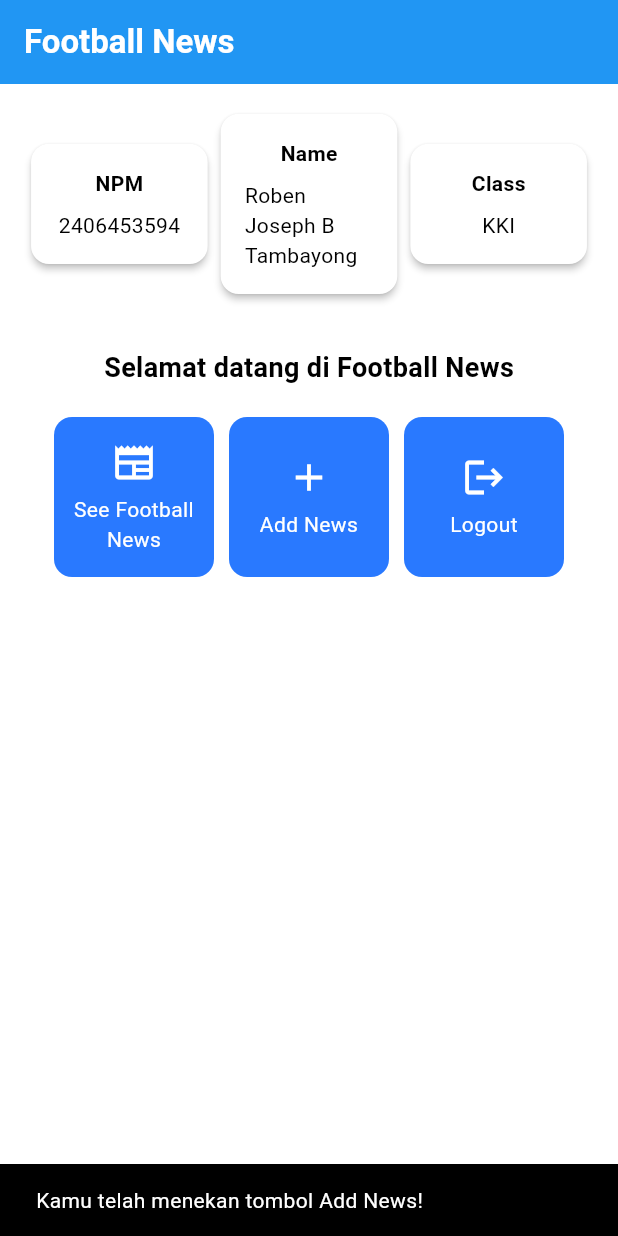
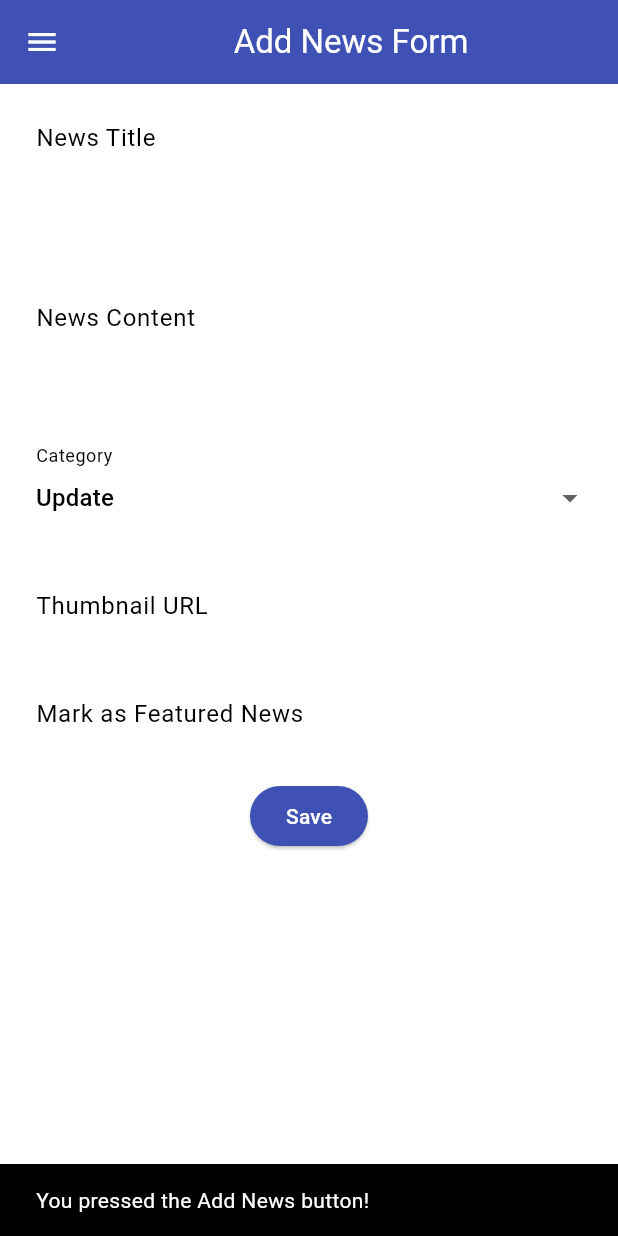
Before and after one commit to robentambayong/football_news, a Flutter app: the screen it shows after launch, after a tap on "Add News", on a phone screen of 412 x 824 dp. Run offline on Flutter 3.47's test engine with Material 3 defaults, Android fonts, the phone set to English and light mode, and no system bars.

Commit message:
Finished Tutorial 7

```diff
--- a/lib/main.dart
+++ b/lib/main.dart
@@ -1,5 +1,5 @@
 import 'package:flutter/material.dart';
-import 'package:football_news/menu.dart';
+import 'package:football_news/screens/menu.dart';
 
 void main() {
   runApp(const MyApp());
--- a/lib/menu.dart
+++ b/lib/screens/menu.dart
@@ -1,15 +1,14 @@
 import 'package:flutter/material.dart';
+import 'package:football_news/widgets/left_drawer.dart';
+import 'package:football_news/widgets/news_card.dart';
 
-/// Home page of the Football News app
 class MyHomePage extends StatelessWidget {
   MyHomePage({super.key});
 
-  // User Information
-  final String nama = "Roben Joseph B Tambayong"; // Name
-  final String npm = "2406453594";  // NPM
-  final String kelas = "KKI";       // Class
+  final String nama = "Roben Joseph B Tambayong";
+  final String npm = "2406453594";
+  final String kelas = "KKI";
 
-  // List of menu buttons
   final List<ItemHomepage> items = [
     ItemHomepage("See Football News", Icons.newspaper),
     ItemHomepage("Add News", Icons.add),
@@ -18,7 +17,6 @@ class MyHomePage extends StatelessWidget {
 
   @override
   Widget build(BuildContext context) {
-    // Scaffold provides the structure for the page with AppBar and body
     return Scaffold(
       appBar: AppBar(
         title: const Text(
@@ -30,12 +28,12 @@ class MyHomePage extends StatelessWidget {
         ),
         backgroundColor: Theme.of(context).colorScheme.primary,
       ),
+      drawer: const LeftDrawer(),
       body: Padding(
         padding: const EdgeInsets.all(16.0),
         child: Column(
           crossAxisAlignment: CrossAxisAlignment.center,
           children: [
-            // Row for 3 InfoCards horizontally
             Row(
               mainAxisAlignment: MainAxisAlignment.spaceEvenly,
               children: [
@@ -44,10 +42,8 @@ class MyHomePage extends StatelessWidget {
                 InfoCard(title: 'Class', content: kelas),
               ],
             ),
-
             const SizedBox(height: 16.0),
 
-            // Center section with greeting text and grid of buttons
             Center(
               child: Column(
                 children: [
@@ -61,6 +57,7 @@ class MyHomePage extends StatelessWidget {
                       ),
                     ),
                   ),
+
                   GridView.count(
                     primary: true,
                     padding: const EdgeInsets.all(20),
@@ -82,7 +79,6 @@ class MyHomePage extends StatelessWidget {
   }
 }
 
-/// Card for displaying basic info (NPM, Name, Class)
 class InfoCard extends StatelessWidget {
   final String title;
   final String content;
@@ -110,56 +106,3 @@ class InfoCard extends StatelessWidget {
     );
   }
 }
-
-/// Data model for menu items (button name + icon)
-class ItemHomepage {
-  final String name;
-  final IconData icon;
-
-  ItemHomepage(this.name, this.icon);
-}
-
-/// Card widget that acts as a clickable button
-class ItemCard extends StatelessWidget {
-  final ItemHomepage item;
-
-  const ItemCard(this.item, {super.key});
-
-  @override
-  Widget build(BuildContext context) {
-    return Material(
-      color: Theme.of(context).colorScheme.secondary,
-      borderRadius: BorderRadius.circular(12),
-      child: InkWell(
-        onTap: () {
-          ScaffoldMessenger.of(context)
-            ..hideCurrentSnackBar()
-            ..showSnackBar(
-              SnackBar(content: Text("Kamu telah menekan tombol ${item.name}!")),
-            );
-        },
-        child: Container(
-          padding: const EdgeInsets.all(8),
-          child: Center(
-            child: Column(
-              mainAxisAlignment: MainAxisAlignment.center,
-              children: [
-                Icon(
-                  item.icon,
-                  color: Colors.white,
-                  size: 30.0,
-                ),
-                const Padding(padding: EdgeInsets.all(3)),
-                Text(
-                  item.name,
-                  textAlign: TextAlign.center,
-                  style: const TextStyle(color: Colors.white),
-                ),
-              ],
-            ),
-          ),
-        ),
-      ),
-    );
-  }
-}
--- /dev/null
+++ b/lib/screens/newslist_form.dart
@@ -0,0 +1,213 @@
+import 'package:flutter/material.dart';
+import 'package:football_news/widgets/left_drawer.dart';
+
+class NewsFormPage extends StatefulWidget {
+  const NewsFormPage({super.key});
+
+  @override
+  State<NewsFormPage> createState() => _NewsFormPageState();
+}
+
+class _NewsFormPageState extends State<NewsFormPage> {
+  final _formKey = GlobalKey<FormState>();
+  String _title = "";
+  String _content = "";
+  String _category = "update";
+  String _thumbnail = "";
+  bool _isFeatured = false;
+
+  final List<String> _categories = [
+    'transfer',
+    'update',
+    'exclusive',
+    'match',
+    'rumor',
+    'analysis',
+  ];
+
+  @override
+  Widget build(BuildContext context) {
+    return Scaffold(
+      appBar: AppBar(
+        title: const Center(
+          child: Text(
+            'Add News Form',
+          ),
+        ),
+        backgroundColor: Colors.indigo,
+        foregroundColor: Colors.white,
+      ),
+      drawer: const LeftDrawer(),
+      body: Form(
+        key: _formKey,
+        child: SingleChildScrollView(
+          child: Column(
+            crossAxisAlignment: CrossAxisAlignment.start,
+            children: [
+              // === Title ===
+              Padding(
+                padding: const EdgeInsets.all(8.0),
+                child: TextFormField(
+                  decoration: InputDecoration(
+                    hintText: "News Title",
+                    labelText: "News Title",
+                    border: OutlineInputBorder(
+                      borderRadius: BorderRadius.circular(5.0),
+                    ),
+                  ),
+                  onChanged: (String? value) {
+                    setState(() {
+                      _title = value!;
+                    });
+                  },
+                  validator: (String? value) {
+                    if (value == null || value.isEmpty) {
+                      return "Title cannot be empty!";
+                    }
+                    return null;
+                  },
+                ),
+              ),
+
+              // === Content ===
+              Padding(
+                padding: const EdgeInsets.all(8.0),
+                child: TextFormField(
+                  maxLines: 5,
+                  decoration: InputDecoration(
+                    hintText: "News Content",
+                    labelText: "News Content",
+                    border: OutlineInputBorder(
+                      borderRadius: BorderRadius.circular(5.0),
+                    ),
+                  ),
+                  onChanged: (String? value) {
+                    setState(() {
+                      _content = value!;
+                    });
+                  },
+                  validator: (String? value) {
+                    if (value == null || value.isEmpty) {
+                      return "Content cannot be empty!";
+                    }
+                    return null;
+                  },
+                ),
+              ),
+
+              // === Category ===
+              Padding(
+                padding: const EdgeInsets.all(8.0),
+                child: DropdownButtonFormField<String>(
+                  decoration: InputDecoration(
+                    labelText: "Category",
+                    border: OutlineInputBorder(
+                      borderRadius: BorderRadius.circular(5.0),
+                    ),
+                  ),
+                  initialValue: _category,
+                  items: _categories
+                      .map((cat) => DropdownMenuItem(
+                            value: cat,
+                            child: Text(cat[0].toUpperCase() + cat.substring(1)),
+                          ))
+                      .toList(),
+                  onChanged: (String? newValue) {
+                    setState(() {
+                      _category = newValue!;
+                    });
+                  },
+                ),
+              ),
+
+              // === Thumbnail URL ===
+              Padding(
+                padding: const EdgeInsets.all(8.0),
+                child: TextFormField(
+                  decoration: InputDecoration(
+                    hintText: "Thumbnail URL (optional)",
+                    labelText: "Thumbnail URL",
+                    border: OutlineInputBorder(
+                      borderRadius: BorderRadius.circular(5.0),
+                    ),
+                  ),
+                  onChanged: (String? value) {
+                    setState(() {
+                      _thumbnail = value!;
+                    });
+                  },
+                ),
+              ),
+
+              // === Is Featured ===
+              Padding(
+                padding: const EdgeInsets.all(8.0),
+                child: SwitchListTile(
+                  title: const Text("Mark as Featured News"),
+                  value: _isFeatured,
+                  onChanged: (bool value) {
+                    setState(() {
+                      _isFeatured = value;
+                    });
+                  },
+                ),
+              ),
+
+              // === Save Button ===
+              Align(
+                alignment: Alignment.bottomCenter,
+                child: Padding(
+                  padding: const EdgeInsets.all(8.0),
+                  child: ElevatedButton(
+                    style: ButtonStyle(
+                      backgroundColor: WidgetStateProperty.all(Colors.indigo),
+                    ),
+                    onPressed: () {
+                      if (_formKey.currentState!.validate()) {
+                        showDialog(
+                          context: context,
+                          builder: (context) {
+                            return AlertDialog(
+                              title: const Text('News saved successfully!'),
+                              content: SingleChildScrollView(
+                                child: Column(
+                                  crossAxisAlignment: CrossAxisAlignment.start,
+                                  children: [
+                                    Text('Title: $_title'),
+                                    Text('Content: $_content'),
+                                    Text('Category: $_category'),
+                                    Text('Thumbnail: $_thumbnail'),
+                                    Text(
+                                      'Featured: ${_isFeatured ? "Yes" : "No"}',
+                                    ),
+                                  ],
+                                ),
+                              ),
+                              actions: [
+                                TextButton(
+                                  child: const Text('OK'),
+                                  onPressed: () {
+                                    Navigator.pop(context);
+                                  },
+                                ),
+                              ],
+                            );
+                          },
+                        );
+                        _formKey.currentState!.reset();
+                      }
+                    },
+                    child: const Text(
+                      "Save",
+                      style: TextStyle(color: Colors.white),
+                    ),
+                  ),
+                ),
+              ),
+            ],
+          ),
+        ),
+      ),
+    );
+  }
+}
--- /dev/null
+++ b/lib/widgets/left_drawer.dart
@@ -0,0 +1,67 @@
+import 'package:flutter/material.dart';
+import 'package:football_news/screens/menu.dart';
+import 'package:football_news/screens/newslist_form.dart';
+
+class LeftDrawer extends StatelessWidget {
+  const LeftDrawer({super.key});
+
+  @override
+  Widget build(BuildContext context) {
+    return Drawer(
+      child: ListView(
+        children: [
+          const DrawerHeader(
+            decoration: BoxDecoration(
+              color: Colors.blue,
+            ),
+            child: Column(
+              children: [
+                Text(
+                  'Football News',
+                  textAlign: TextAlign.center,
+                  style: TextStyle(
+                    fontSize: 30,
+                    fontWeight: FontWeight.bold,
+                    color: Colors.white,
+                  ),
+                ),
+                Padding(padding: EdgeInsets.all(10)),
+                Text(
+                  "All the latest football updates here!",
+                  textAlign: TextAlign.center,
+                  style: TextStyle(
+                    fontSize: 15,
+                    color: Colors.white,
+                    fontWeight: FontWeight.normal,
+                  ),
+                ),
+              ],
+            ),
+          ),
+
+          ListTile(
+            leading: const Icon(Icons.home_outlined),
+            title: const Text('Home'),
+            onTap: () {
+              Navigator.pushReplacement(
+                  context,
+                  MaterialPageRoute(
+                    builder: (context) => MyHomePage(),
+                  ));
+            },
+          ),
+          ListTile(
+            leading: const Icon(Icons.post_add),
+            title: const Text('Add News'),
+            onTap: () {
+              Navigator.push(
+                  context,
+                  MaterialPageRoute(
+                      builder: (context) => const NewsFormPage()));
+            },
+          ),
+        ],
+      ),
+    );
+  }
+}
--- /dev/null
+++ b/lib/widgets/news_card.dart
@@ -0,0 +1,58 @@
+import 'package:flutter/material.dart';
+import 'package:football_news/screens/newslist_form.dart';
+
+class ItemHomepage {
+  final String name;
+  final IconData icon;
+
+  ItemHomepage(this.name, this.icon);
+}
+
+class ItemCard extends StatelessWidget {
+  final ItemHomepage item;
+
+  const ItemCard(this.item, {super.key});
+
+  @override
+  Widget build(BuildContext context) {
+    return Material(
+      color: Theme.of(context).colorScheme.secondary,
+      borderRadius: BorderRadius.circular(12),
+      child: InkWell(
+        onTap: () {
+          ScaffoldMessenger.of(context)
+            ..hideCurrentSnackBar()
+            ..showSnackBar(
+                SnackBar(content: Text("You pressed the ${item.name} button!")));
+          if (item.name == "Add News") {
+            Navigator.push(
+                context,
+                MaterialPageRoute(
+                    builder: (context) => const NewsFormPage()));
+          }
+        },
+        child: Container(
+          padding: const EdgeInsets.all(8),
+          child: Center(
+            child: Column(
+              mainAxisAlignment: MainAxisAlignment.center,
+              children: [
+                Icon(
+                  item.icon,
+                  color: Colors.white,
+                  size: 30.0,
+                ),
+                const Padding(padding: EdgeInsets.all(3)),
+                Text(
+                  item.name,
+                  textAlign: TextAlign.center,
+                  style: const TextStyle(color: Colors.white),
+                ),
+              ],
+            ),
+          ),
+        ),
+      ),
+    );
+  }
+}
```
